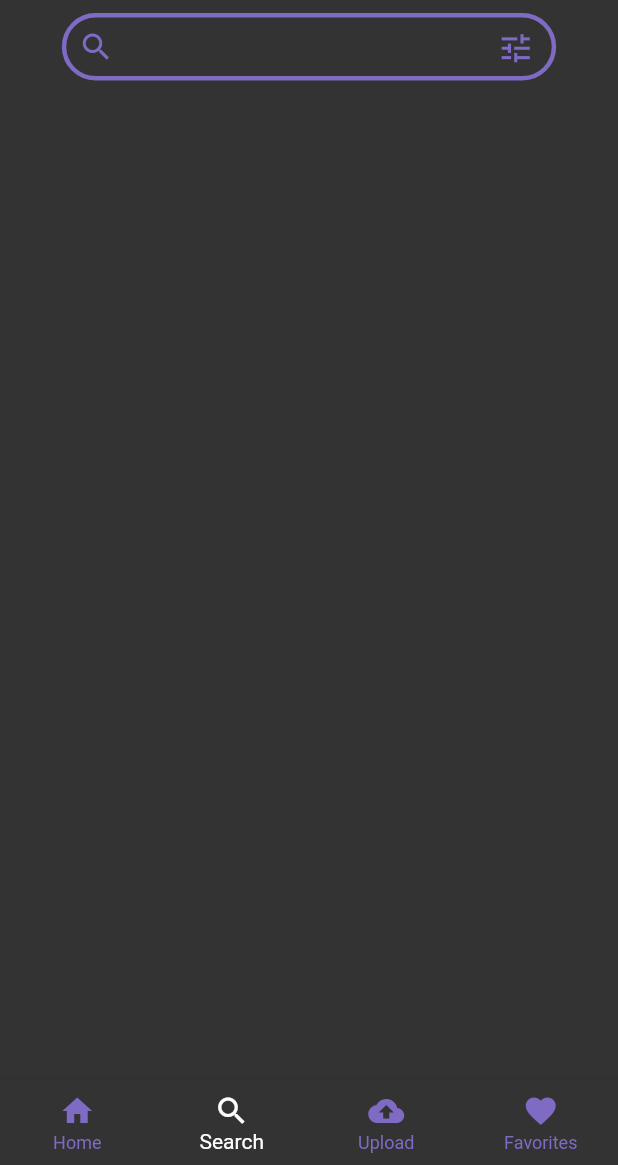
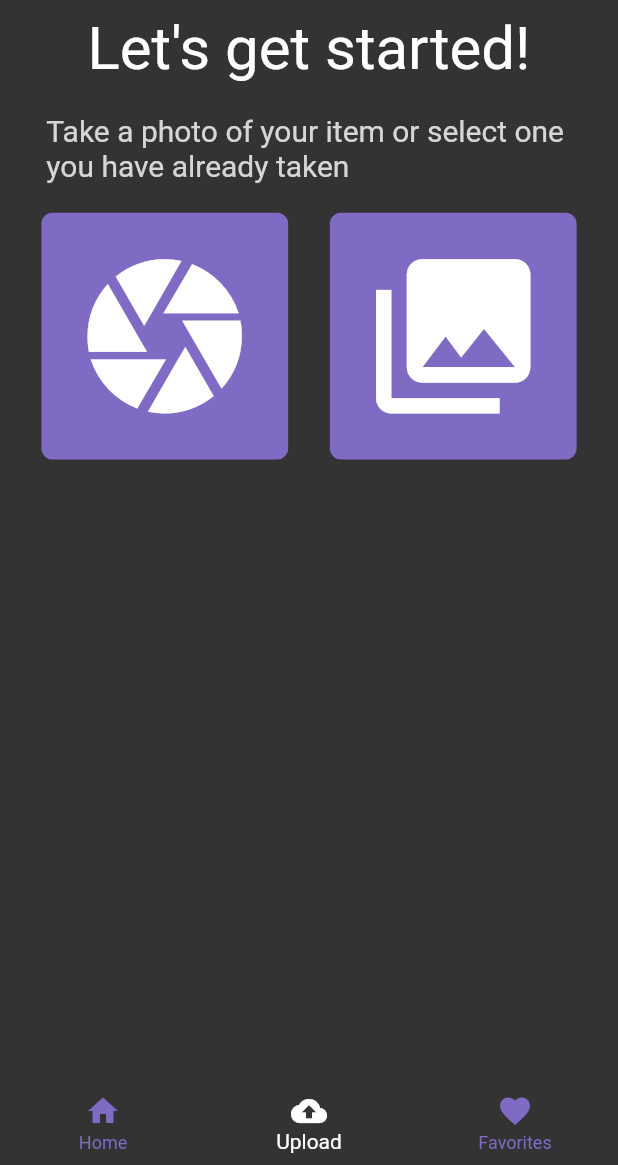
Before and after one commit to emmalopezcode/sharebox, a Flutter app: the screen it shows after launch, item 2 of the bottom bar chosen, on a phone screen of 412 x 824 dp, the part 71-1236 px from its top. Run offline on Flutter 3.47's test engine with Material 2 defaults, Android fonts, the phone set to English and light mode, and no system bars; our stand-ins replace cloud_firestore, firebase_core, flare_flutter, flutter_spinkit, google_fonts, image_cropper and 3 more; missing offline and left inert: esys_flutter_share, flutter_animation_set; accounts and stored records are empty.

Commit message:
upload overhaul

```diff
--- a/lib/main.dart
+++ b/lib/main.dart
@@ -1,9 +1,11 @@
+
 import 'package:flutter/material.dart';
 import 'package:share_box/pages/home.dart';
 import 'package:share_box/pages/loading.dart';
+import 'package:share_box/pages/upload/choose_pic.dart';
 import 'package:share_box/pages/wishlist.dart';
 import 'package:share_box/pages/search.dart';
-import 'package:share_box/pages/upload.dart';
+import 'file:///C:/Users/emmal/code/flutter_projects/share_box/waste/upload.dart';
 import 'package:share_box/pages/text_details.dart';
 import 'package:share_box/pages/temp.dart';
 import 'package:firebase_core/firebase_core.dart';
@@ -24,7 +26,7 @@ MaterialApp app = MaterialApp(
     '/wishlist': (context) => Wishlist(),
     '/text_details': (context) => TextDetails(),
     '/temp': (context) => Temp(),
-    //'/final_upload':(context) => FinalUpload()
+    '/choose_pic': (context) => ChoosePicture(),
 
   },
 );
--- a/lib/pages/home.dart
+++ b/lib/pages/home.dart
@@ -3,12 +3,12 @@ import 'package:share_box/classes/sharebox_item.dart';
 import 'package:share_box/misc/data.dart';
 import 'package:share_box/pages/search.dart';
 import 'package:share_box/pages/wishlist.dart';
-import 'package:share_box/pages/upload.dart';
+import 'file:///C:/Users/emmal/code/flutter_projects/share_box/waste/upload.dart';
 import 'package:share_box/pages/browse.dart';
 import 'package:cloud_firestore/cloud_firestore.dart';
 import 'package:share_box/services/json_data.dart';
 import 'package:google_fonts/google_fonts.dart';
-
+import 'package:share_box/pages/upload/choose_pic.dart';
 class Home extends StatefulWidget {
   @override
   _HomeState createState() => _HomeState();
@@ -40,12 +40,11 @@ class _HomeState extends State<Home> {
 
   List<BottomNavigationBarItem> navBar = [
     BottomNavigationBarItem(icon: Icon(Icons.home), title: Text('Home')),
-    BottomNavigationBarItem(icon: Icon(Icons.search), title: Text('Search')),
     BottomNavigationBarItem(icon: Icon(Icons.cloud_upload), title: Text('Upload')),
     BottomNavigationBarItem(icon: Icon(Icons.favorite), title: Text('Favorites'))
   ];
 
-  List<Widget> tabs = [Browse(items: items), Search(), Upload(), Wishlist()];
+  List<Widget> tabs = [Browse(items: items), ChoosePicture(), Wishlist()];
 
   FirebaseFirestore db = FirebaseFirestore.instance;
 
--- /dev/null
+++ b/lib/pages/upload/choose_pic.dart
@@ -0,0 +1,198 @@
+import 'package:flutter/material.dart';
+import 'dart:io';
+import 'package:image_cropper/image_cropper.dart';
+import 'package:image_picker/image_picker.dart';
+import 'package:share_box/classes/sharebox_item.dart';
+import 'package:share_box/misc/data.dart';
+import 'package:share_box/pages/final_upload.dart';
+import 'package:share_box/widgets/custom_button.dart';
+import 'package:share_box/pages/text_details.dart';
+import 'package:page_transition/page_transition.dart';
+
+class ChoosePicture extends StatefulWidget {
+  @override
+  _ChoosePictureState createState() => _ChoosePictureState();
+}
+
+class _ChoosePictureState extends State<ChoosePicture> {
+  File imageFile;
+  Widget image;
+  Widget secondButton;
+  bool isCropped = false;
+  ShareBoxItem item;
+
+  /// Remove image
+  ///
+  Future<void> sendImage(File image) async {
+    print('send image called');
+
+    dynamic result = await Navigator.push(context,
+        MaterialPageRoute(builder: (context) => TextDetails(imageFile: image)));
+    setState(() {
+      item = result['return object'];
+      print(item);
+    });
+  }
+
+  void pickImageCamera() async {
+    File selected = await ImagePicker.pickImage(source: ImageSource.camera);
+    setState(() {
+      imageFile = selected;
+    });
+  }
+
+  void pickImageGallery() async {
+    File selected = await ImagePicker.pickImage(source: ImageSource.gallery);
+    setState(() {
+      imageFile = selected;
+    });
+  }
+
+  Future<void> _cropImage() async {
+    File cropped = await ImageCropper.cropImage(
+        sourcePath: imageFile.path,
+        maxWidth: 512,
+        maxHeight: 512,
+        androidUiSettings: AndroidUiSettings(
+            toolbarColor: pinkPop,
+            toolbarWidgetColor: Colors.white,
+            toolbarTitle: 'Crop',
+            hideBottomControls: true,
+            initAspectRatio: CropAspectRatioPreset.square),
+        iosUiSettings: IOSUiSettings());
+
+    setState(() {
+      print('set state called');
+      imageFile = cropped ?? imageFile;
+      isCropped = true;
+      //item.imageFile = _imageFile;
+    });
+  }
+
+  @override
+  Widget build(BuildContext context) {
+    Size size = MediaQuery.of(context).size;
+    return Container(
+      color: abColor,
+      width: MediaQuery.of(context).size.width,
+      height: MediaQuery.of(context).size.height,
+      child: Column(
+        children: <Widget>[
+          Text(
+            "Let's get started!",
+            style: TextStyle(
+              color: Colors.white,
+              fontSize: 40.0,
+            ),
+          ),
+          SizedBox(height: 20.0),
+          Container(
+            width: MediaQuery.of(context).size.width * .85,
+            child: Opacity(
+              opacity: 0.8,
+              child: Text(
+                "Take a photo of your item or select one you have already taken",
+                style: TextStyle(
+                  color: Colors.white,
+                  fontSize: 20.0,
+                ),
+              ),
+            ),
+          ),
+          SizedBox(height: 20.0),
+          Row(
+            mainAxisAlignment: MainAxisAlignment.spaceEvenly,
+            children: <Widget>[
+              ClipRRect(
+                borderRadius: BorderRadius.circular(8.0),
+                child: Container(
+                  width: size.width * .4,
+                  height: size.width * .4,
+                  color: pinkPop,
+                  padding: EdgeInsets.all(4),
+                  child: GestureDetector(
+                      onTap: pickImageCamera,
+                      child: Icon(
+                        Icons.camera,
+                        color: Colors.white,
+                        size: MediaQuery.of(context).size.width * .3,
+                      )),
+                ),
+              ),
+              ClipRRect(
+                borderRadius: BorderRadius.circular(8.0),
+                child: Container(
+                  width: size.width * .4,
+                  height: size.width * .4,
+                  color: pinkPop,
+                  padding: EdgeInsets.all(4),
+                  child: GestureDetector(
+                      onTap: pickImageGallery,
+                      child: Icon(
+                        Icons.photo_library,
+                        color: Colors.white,
+                        size: MediaQuery.of(context).size.width * .3,
+                      )),
+                ),
+              ),
+            ],
+          ),
+          SizedBox(
+            height: 30,
+          ),
+          image = (imageFile == null)
+              ? Container()
+              : Column(
+                  children: [
+                    Container(
+                      width: size.height * .32,
+                      height: size.height * .32,
+                      child: Image.file(imageFile),
+                    ),
+                    SizedBox(
+                      height: 30,
+                    ),
+                    Container(
+                      width: size.width * .9,
+                      child: Row(
+                        mainAxisAlignment: (isCropped == false)
+                            ? MainAxisAlignment.center
+                            : MainAxisAlignment.spaceBetween,
+                        children: [
+                          FlatButton(
+                            color: pinkPop,
+                            child: Text('crop',
+                                style: TextStyle(color: Colors.white)),
+                            onPressed: () async {
+                              await _cropImage();
+                            },
+                          ),
+                          secondButton = (isCropped == false)
+                              ? Container()
+                              : FlatButton(
+                                  color: pinkPop,
+                                  child: Text(
+                                    'next',
+                                    style: TextStyle(color: Colors.white),
+                                  ),
+                                  onPressed: () async {
+                                    await sendImage(imageFile);
+                                    Navigator.push(
+                                      context,
+                                      PageTransition(
+                                          child: FinalUpload(item),
+                                          type: PageTransitionType.rightToLeft,
+                                          curve: Curves.linear),
+                                    );
+                                  },
+                                )
+                        ],
+                      ),
+                    )
+                  ],
+                )
+        ],
+      ),
+    );
+  }
+}
```
Also changed, not shown: lib/pages/final_upload.dart (+18 -12 lines), lib/pages/text_details.dart (+18 -2 lines), todo.txt (+3 -14 lines), waste/discard.txt (renamed from discard.txt), waste/upload.dart (renamed from lib/pages/upload.dart).
